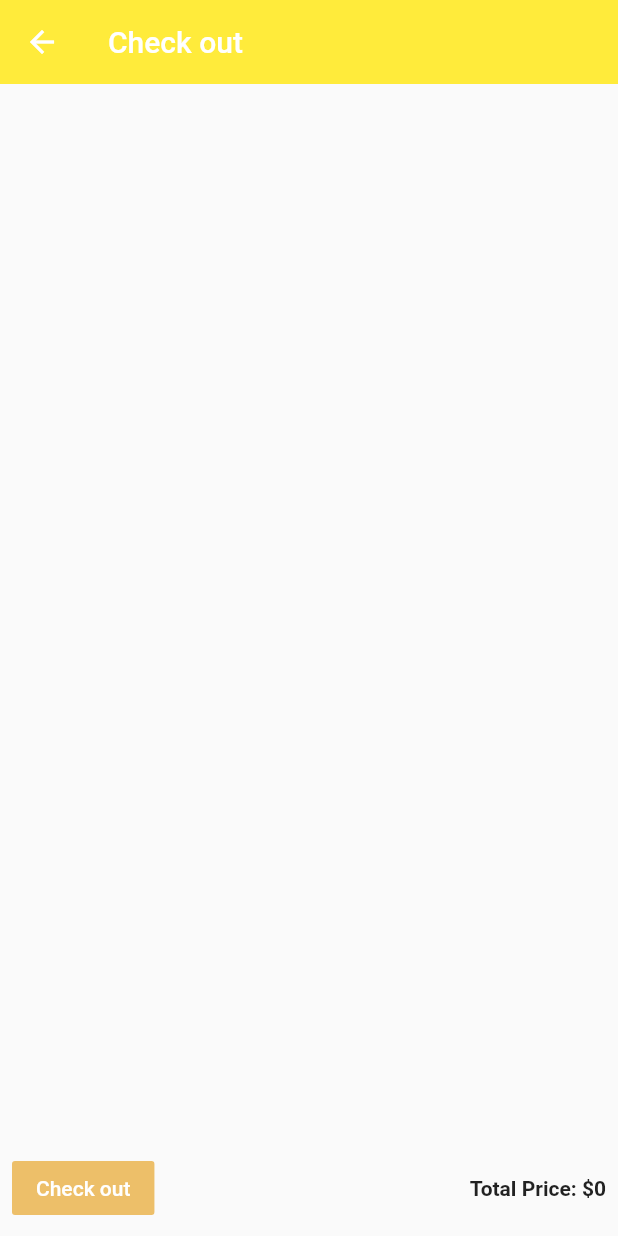
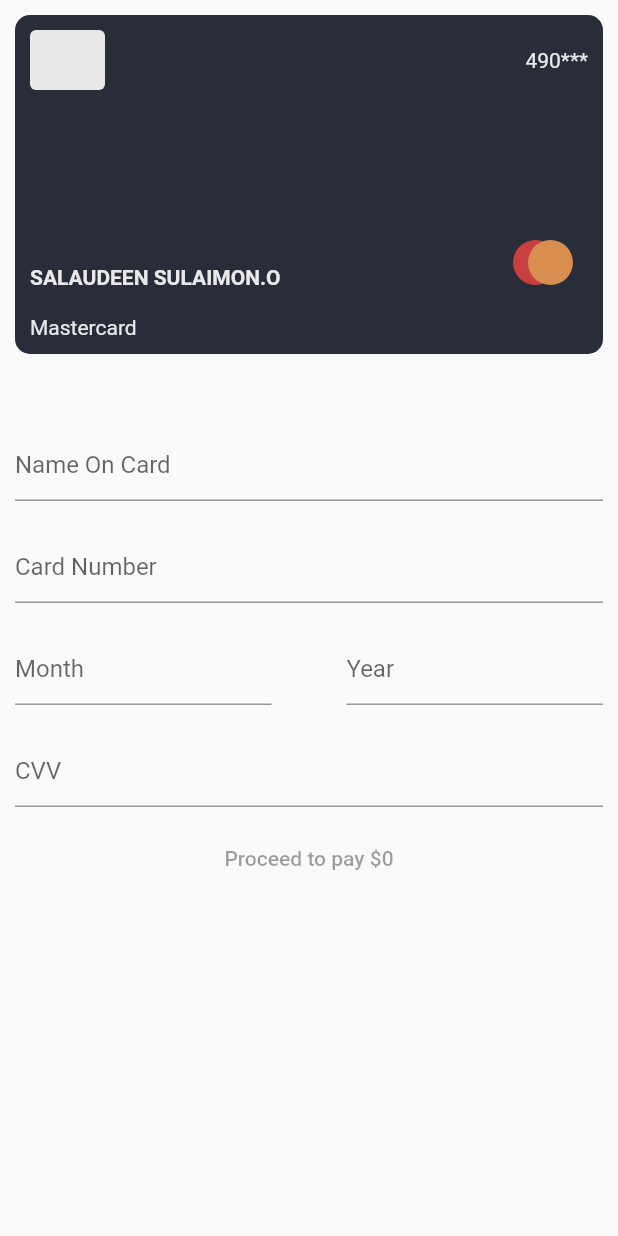
Before and after one commit to ssulaimon/ShoppingApp, a Flutter app: the CheckOut screen opened directly, after a tap on "Check out", on a phone screen of 412 x 824 dp. Run offline on Flutter 3.47's test engine with Material 2 defaults, Android fonts, the phone set to English and light mode, and no system bars; missing offline and left inert: flutter_statusbarcolor_ns; network calls fail.

Commit message:
third commit

```diff
--- a/lib/ui/checkout.dart
+++ b/lib/ui/checkout.dart
@@ -1,3 +1,5 @@
+import 'dart:developer';
+
 import 'package:flutter/material.dart';
 import 'package:flutter/rendering.dart';
 import 'package:flutter/src/foundation/key.dart';
@@ -5,6 +7,7 @@ import 'package:flutter/src/widgets/framework.dart';
 import 'package:provider/provider.dart';
 import 'package:test_app/api_calls/data_model.dart';
 import 'package:test_app/providermodel/add_to_cart.dart';
+import 'package:test_app/ui/payment_ui.dart';
 
 class CheckOut extends StatefulWidget {
   const CheckOut({Key? key}) : super(key: key);
@@ -24,6 +27,7 @@ class _CheckOutState extends State<CheckOut> {
             sum = sum + element.price;
           },
         );
+        // cartItems.totalPrice = sum;
         return Scaffold(
           appBar: AppBar(
             title: const Text('Check out'),
@@ -92,7 +96,15 @@ class _CheckOutState extends State<CheckOut> {
                   mainAxisAlignment: MainAxisAlignment.spaceBetween,
                   children: [
                     FlatButton(
-                      onPressed: () {},
+                      onPressed: () {
+                        cartItems.totalPrice = sum;
+                        Navigator.push(
+                          context,
+                          MaterialPageRoute(
+                            builder: (context) => const PaymentUi(),
+                          ),
+                        );
+                      },
                       color: const Color(0xFFEDBF69),
                       child: const Text(
                         'Check out',
--- /dev/null
+++ b/lib/ui/details_ui.dart
@@ -0,0 +1,21 @@
+import 'package:flutter/cupertino.dart';
+import 'package:flutter/src/foundation/key.dart';
+import 'package:flutter/src/widgets/framework.dart';
+
+class DetailsUi extends StatefulWidget {
+  const DetailsUi({Key? key}) : super(key: key);
+
+  @override
+  State<DetailsUi> createState() => _DetailsUiState();
+}
+
+class _DetailsUiState extends State<DetailsUi> {
+  @override
+  Widget build(BuildContext context) {
+    return Container(
+      child: Column(
+        children: [],
+      ),
+    );
+  }
+}
--- /dev/null
+++ b/lib/ui/mastercard_desgin.dart
@@ -0,0 +1,89 @@
+import 'package:flutter/cupertino.dart';
+import 'package:flutter/material.dart';
+import 'package:flutter/src/foundation/key.dart';
+import 'package:flutter/src/widgets/framework.dart';
+
+class MasterCardDesign extends StatelessWidget {
+  const MasterCardDesign({Key? key}) : super(key: key);
+
+  @override
+  Widget build(BuildContext context) {
+    return Container(
+      padding: const EdgeInsets.all(10),
+      decoration: BoxDecoration(
+        color: const Color(0xFF292D39),
+        borderRadius: BorderRadius.circular(10.0),
+      ),
+      child: Column(
+        crossAxisAlignment: CrossAxisAlignment.start,
+        children: [
+          Row(
+            mainAxisAlignment: MainAxisAlignment.spaceBetween,
+            children: [
+              Container(
+                decoration: BoxDecoration(
+                  color: const Color(0xFFE9E9E9),
+                  borderRadius: BorderRadius.circular(4.0),
+                ),
+                height: 40,
+                width: 50,
+              ),
+              const Text(
+                '490***',
+                style: TextStyle(color: Color(0xFFE9E9E9)),
+              )
+            ],
+          ),
+          const SizedBox(
+            height: 100,
+          ),
+          Row(
+            mainAxisAlignment: MainAxisAlignment.spaceBetween,
+            children: [
+              const Text(
+                'SALAUDEEN SULAIMON.O',
+                style: TextStyle(
+                  color: Color(0xFFE9E9E9),
+                  fontWeight: FontWeight.bold,
+                ),
+              ),
+              Stack(
+                children: [
+                  Container(
+                    width: 50,
+                    height: 50,
+                  ),
+                  Container(
+                    decoration: BoxDecoration(
+                      color: const Color(0xFFC83F40),
+                      borderRadius: BorderRadius.circular(100),
+                    ),
+                    height: 30,
+                    width: 30,
+                  ),
+                  Positioned(
+                    left: 10,
+                    child: Container(
+                      decoration: BoxDecoration(
+                        color: const Color(0xFFD78E4E),
+                        borderRadius: BorderRadius.circular(100),
+                      ),
+                      height: 30,
+                      width: 30,
+                    ),
+                  )
+                ],
+              )
+            ],
+          ),
+          const Text(
+            'Mastercard',
+            style: TextStyle(
+              color: Color(0xFFE9E9E9),
+            ),
+          )
+        ],
+      ),
+    );
+  }
+}
--- /dev/null
+++ b/lib/ui/payment_ui.dart
@@ -0,0 +1,94 @@
+import 'package:flutter/material.dart';
+import 'package:flutter/src/foundation/key.dart';
+import 'package:flutter/src/widgets/framework.dart';
+import 'package:provider/provider.dart';
+import 'package:test_app/providermodel/add_to_cart.dart';
+import 'package:test_app/ui/mastercard_desgin.dart';
+
+class PaymentUi extends StatelessWidget {
+  const PaymentUi({Key? key}) : super(key: key);
+
+  @override
+  Widget build(BuildContext context) {
+    TextEditingController? name = TextEditingController();
+    TextEditingController? cardNumber = TextEditingController();
+    TextEditingController? cvv = TextEditingController();
+    TextEditingController? expiremonth = TextEditingController();
+    TextEditingController? expYear = TextEditingController();
+    return Consumer<AddToCart>(builder: (context, itemPrice, child) {
+      return SafeArea(
+        child: Scaffold(
+          body: Padding(
+            padding: const EdgeInsets.all(10.0),
+            child: SingleChildScrollView(
+              child: Column(
+                children: [
+                  const MasterCardDesign(),
+                  const SizedBox(
+                    height: 50.0,
+                  ),
+                  TextField(
+                    decoration: const InputDecoration(hintText: 'Name On Card'),
+                    controller: name,
+                  ),
+                  const SizedBox(
+                    height: 20.0,
+                  ),
+                  TextField(
+                    decoration: const InputDecoration(hintText: 'Card Number'),
+                    keyboardType: TextInputType.number,
+                    controller: cardNumber,
+                  ),
+                  const SizedBox(
+                    height: 20.0,
+                  ),
+                  Row(
+                    children: [
+                      Expanded(
+                        flex: 1,
+                        child: TextField(
+                          controller: expiremonth,
+                          decoration: const InputDecoration(hintText: 'Month'),
+                          keyboardType: TextInputType.number,
+                        ),
+                      ),
+                      const SizedBox(
+                        width: 50.0,
+                      ),
+                      Expanded(
+                        flex: 1,
+                        child: TextField(
+                          controller: expYear,
+                          decoration: const InputDecoration(hintText: 'Year'),
+                          keyboardType: TextInputType.number,
+                        ),
+                      ),
+                    ],
+                  ),
+                  const SizedBox(
+                    height: 20.0,
+                  ),
+                  TextField(
+                    controller: cvv,
+                    decoration: const InputDecoration(hintText: 'CVV'),
+                    keyboardType: TextInputType.number,
+                  ),
+                  const SizedBox(
+                    height: 10,
+                  ),
+                  FlatButton(
+                    onPressed: itemPrice.totalPrice == 0 ? null : () {},
+                    color: const Color(0xFFD78E4E),
+                    child: Text(
+                      'Proceed to pay \$${itemPrice.totalPrice.toString()}',
+                    ),
+                  )
+                ],
+              ),
+            ),
+          ),
+        ),
+      );
+    });
+  }
+}
```
